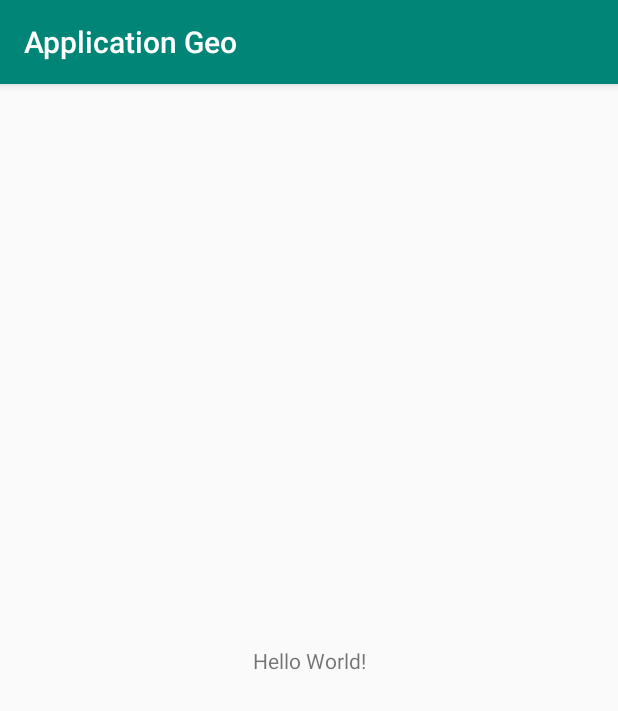
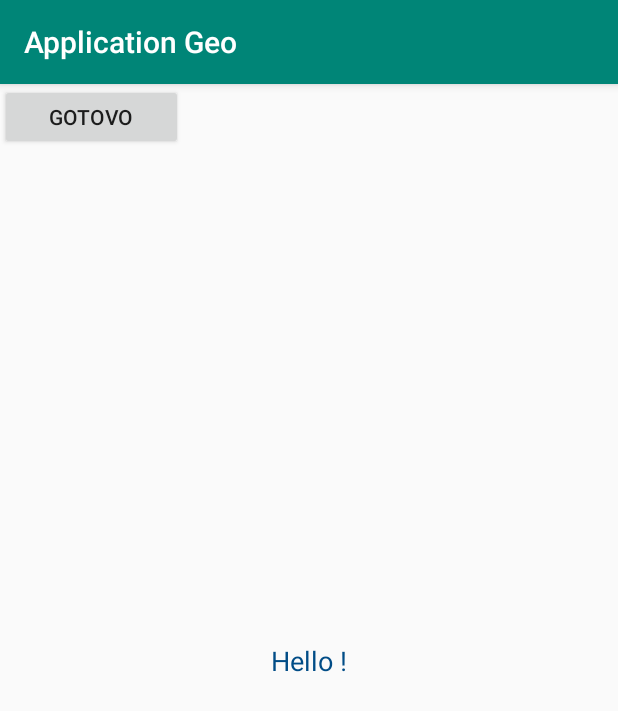
Before and after one commit to vasilijus/Android-Geo, an Android app: the screen it shows after launch (MainActivity), on a phone screen of 412 x 824 dp. Shown: the top 711 px of the screen. Run offline under Robolectric (Android 15) with nearby library versions, the phone set to English and light mode, and no system bars.

Commit message:
Btn addition \ editing btn in text mode

```diff
--- a/app/src/main/res/layout/activity_main.xml
+++ b/app/src/main/res/layout/activity_main.xml
@@ -10,10 +10,20 @@
     <TextView
         android:layout_width="wrap_content"
         android:layout_height="wrap_content"
-        android:text="Hello World!"
+        android:text="Hello !"
+        android:textColor="#004C86"
+        android:textSize="18sp"
         app:layout_constraintBottom_toBottomOf="parent"
         app:layout_constraintLeft_toLeftOf="parent"
         app:layout_constraintRight_toRightOf="parent"
         app:layout_constraintTop_toTopOf="parent" />
 
+    <Button
+        android:id="@+id/button"
+        android:layout_width="122dp"
+        android:layout_height="44dp"
+        android:text="Gotovo"
+        tools:layout_editor_absoluteX="144dp"
+        tools:layout_editor_absoluteY="259dp" />
+
 </androidx.constraintlayout.widget.ConstraintLayout>
```
